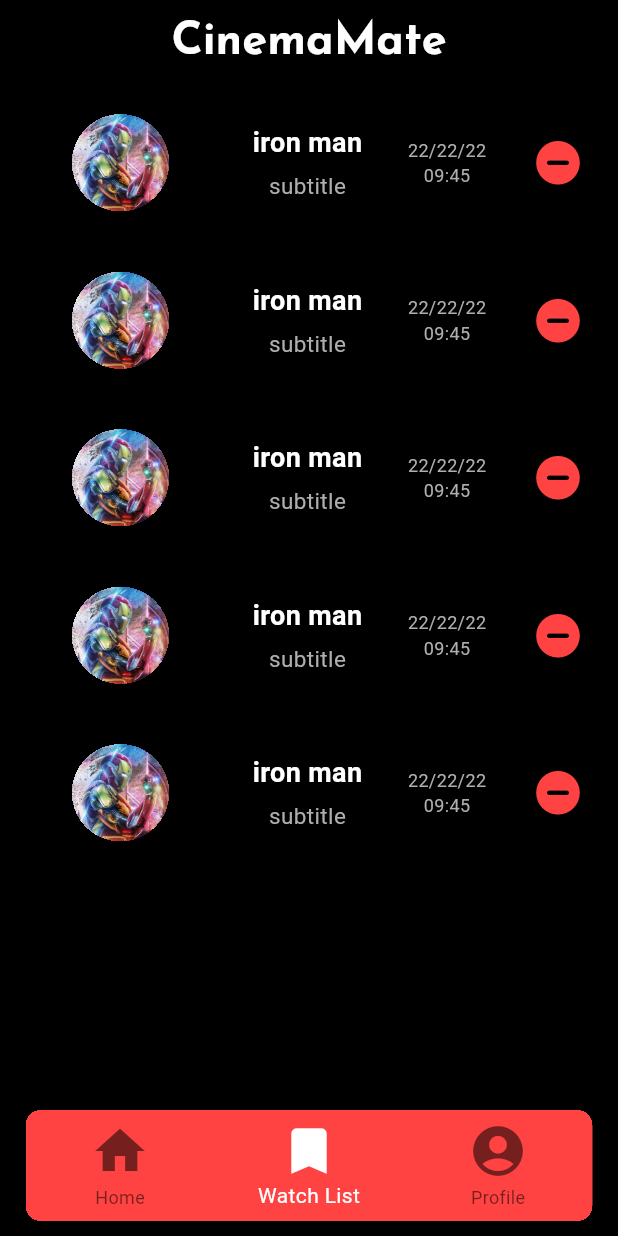
After one commit to da-wit/flutter-2024-CinemaMate, a Flutter app: the screen it shows after launch, item 2 of the bottom bar chosen, on a phone screen of 412 x 824 dp. The commit adds this screen. Run offline on Flutter 3.47's test engine with Material 3 defaults, Android fonts, the phone set to English and light mode, and no system bars; our stand-ins replace google_fonts, transparent_image.

Commit message:
watchlist added

```diff
--- a/cinema_mate/lib/presentation/screens/user/user_tab_bar.dart
+++ b/cinema_mate/lib/presentation/screens/user/user_tab_bar.dart
@@ -1,3 +1,4 @@
+import 'package:cinema_mate/presentation/screens/user/user_watchlistpage.dart';
 import 'package:flutter/material.dart';
 import 'package:google_fonts/google_fonts.dart';
 
@@ -30,6 +31,8 @@ class _UserTabBarState extends State<UserTabBar> {
     setState(() {
       if (index == 0) {
         _selectedScreen = const UserHomepage();
+      } else if (index == 1) {
+        _selectedScreen = const UserWatchlist();
       } else if (index == 2) {
         _selectedScreen = const UserProfile();
       }
--- /dev/null
+++ b/cinema_mate/lib/presentation/screens/user/user_watchlistpage.dart
@@ -0,0 +1,35 @@
+import 'package:cinema_mate/presentation/widgets/list_items.dart';
+import 'package:flutter/material.dart';
+
+class UserWatchlist extends StatelessWidget {
+  const UserWatchlist({super.key});
+
+  @override
+  Widget build(BuildContext context) {
+    return ListView.builder(
+        itemCount: 5,
+        itemBuilder: (context, index) {
+          return Container(
+            margin: const EdgeInsets.all(20),
+            child: Dismissible(
+              key: Key(index.toString()),
+              onDismissed: (direction) {
+                // Handle item dismissal here
+                return;
+              },
+              background: Container(
+                color: const Color.fromARGB(179, 255, 21, 4),
+                alignment: Alignment.centerRight,
+                child: const Icon(Icons.delete_forever),
+              ),
+              child: const ListItem(
+                  title: "iron man",
+                  subtitle: "subtitle",
+                  date: "22/22/22",
+                  time: "09:45",
+                  imagePath: "assets/images/img.jpg"),
+            ),
+          );
+        });
+  }
+}
```
